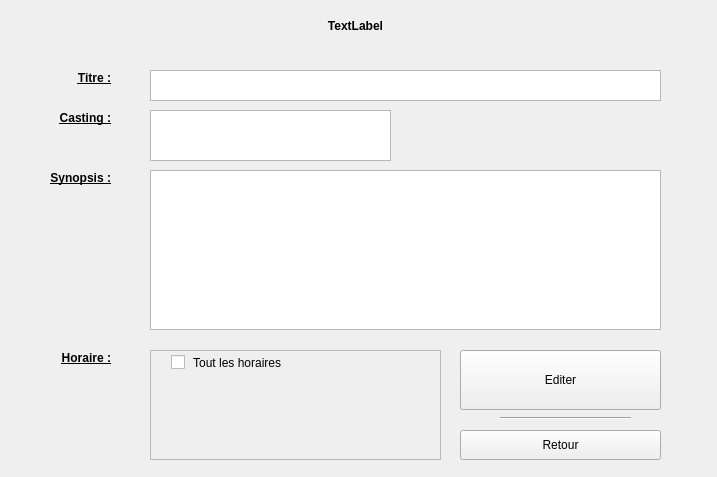
Old version of the form ui/detailEditWidget.ui in the repository KaneRoot/ihmsem6a.
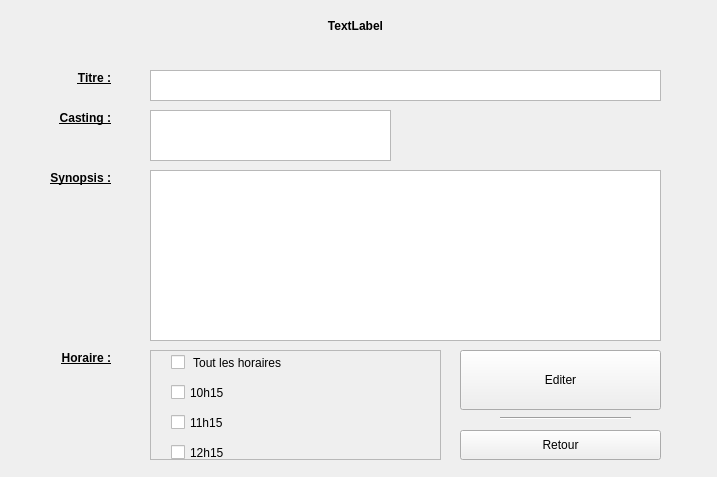
New version of the form.

```diff
--- a/ui/detailEditWidget.ui
+++ b/ui/detailEditWidget.ui
@@ -44,19 +44,6 @@
     <set>Qt::AlignCenter</set>
    </property>
   </widget>
-  <widget class="QPlainTextEdit" name="plainTextSynopsis">
-   <property name="geometry">
-    <rect>
-     <x>150</x>
-     <y>170</y>
-     <width>511</width>
-     <height>160</height>
-    </rect>
-   </property>
-   <property name="readOnly">
-    <bool>false</bool>
-   </property>
-  </widget>
   <widget class="QPlainTextEdit" name="plainTextEdit">
    <property name="geometry">
     <rect>
@@ -176,6 +163,58 @@
       <string> Tout les horaires</string>
      </property>
     </widget>
+    <widget class="QCheckBox" name="checkAll_2">
+     <property name="geometry">
+      <rect>
+       <x>20</x>
+       <y>30</y>
+       <width>251</width>
+       <height>23</height>
+      </rect>
+     </property>
+     <property name="text">
+      <string>10h15</string>
+     </property>
+    </widget>
+    <widget class="QCheckBox" name="checkAll_3">
+     <property name="geometry">
+      <rect>
+       <x>20</x>
+       <y>60</y>
+       <width>251</width>
+       <height>23</height>
+      </rect>
+     </property>
+     <property name="text">
+      <string>11h15</string>
+     </property>
+    </widget>
+    <widget class="QCheckBox" name="checkAll_4">
+     <property name="geometry">
+      <rect>
+       <x>20</x>
+       <y>90</y>
+       <width>251</width>
+       <height>23</height>
+      </rect>
+     </property>
+     <property name="text">
+      <string>12h15</string>
+     </property>
+    </widget>
+    <widget class="QCheckBox" name="checkAll_5">
+     <property name="geometry">
+      <rect>
+       <x>20</x>
+       <y>120</y>
+       <width>251</width>
+       <height>23</height>
+      </rect>
+     </property>
+     <property name="text">
+      <string> Tout les horaires</string>
+     </property>
+    </widget>
    </widget>
   </widget>
   <widget class="QLabel" name="lblHoraire">
@@ -247,6 +286,16 @@
     <enum>Qt::Horizontal</enum>
    </property>
   </widget>
+  <widget class="QTextEdit" name="te_synopsis">
+   <property name="geometry">
+    <rect>
+     <x>150</x>
+     <y>170</y>
+     <width>511</width>
+     <height>171</height>
+    </rect>
+   </property>
+  </widget>
  </widget>
  <resources/>
  <connections/>
```
